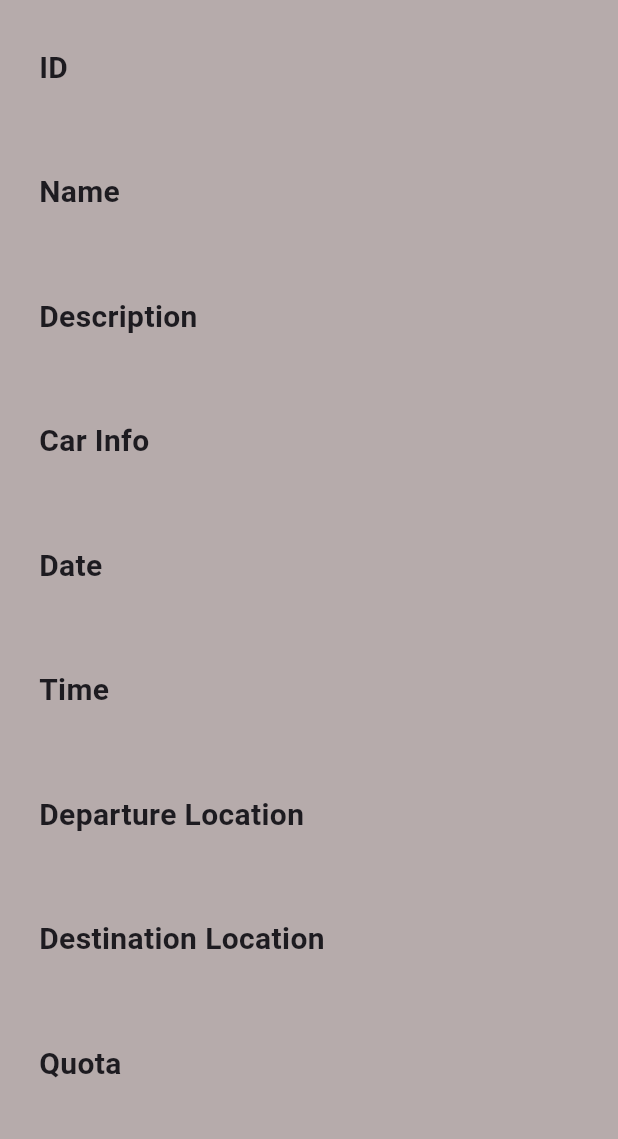
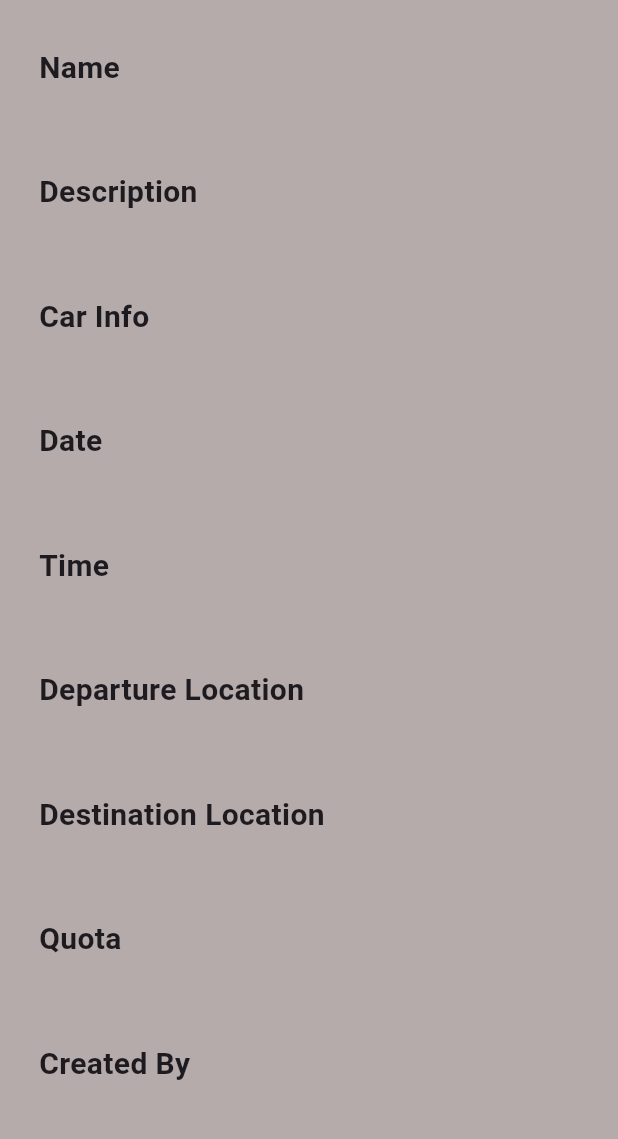
Before and after one commit to OnurAltugg/iztechlife, a Flutter app: the SingleDisplayAnnouncement screen opened directly with empty values, on a phone screen of 412 x 824 dp, the part 71-1210 px from its top. Run offline on Flutter 3.47's test engine with Material 3 defaults, Android fonts, the phone set to English and light mode, and no system bars; our stand-ins replace cloud_firestore, datetime_picker_formfield_new, firebase_auth, firebase_core, fluttertoast, random_string; missing offline and left inert: image_field; accounts and stored records are empty.

Commit message:
add current user to announcements

```diff
--- a/lib/pages/hitchhiking_pages/single_display_announcement.dart
+++ b/lib/pages/hitchhiking_pages/single_display_announcement.dart
@@ -2,11 +2,12 @@ import 'package:flutter/cupertino.dart';
 import 'package:flutter/material.dart';
 
 class SingleDisplayAnnouncement extends StatelessWidget {
-  final String id, name, description, car_info, date, time, departure, destination, quota;
+  final String user_name, user_email, name, description, car_info, date, time, departure, destination, quota;
 
   const SingleDisplayAnnouncement({
     super.key,
-    required this.id,
+    required this.user_name,
+    required this.user_email,
     required this.name,
     required this.description,
     required this.car_info,
@@ -49,8 +50,6 @@ class SingleDisplayAnnouncement extends StatelessWidget {
           child: Column(
             crossAxisAlignment: CrossAxisAlignment.start,
             children: [
-              _buildText("ID", id),
-              const SizedBox(height: 15.0),
               _buildText("Name", name),
               const SizedBox(height: 15.0),
               _buildText("Description", description),
@@ -66,6 +65,10 @@ class SingleDisplayAnnouncement extends StatelessWidget {
               _buildText("Destination Location", destination),
               const SizedBox(height: 15.0),
               _buildText("Quota", quota),
+              const SizedBox(height: 15.0),
+              _buildText("Created By", user_name),
+              const SizedBox(height: 15.0),
+              _buildText("Email", user_email),
             ],
           ),
         ),
--- a/lib/service/hitchhiking_get_data/get_data.dart
+++ b/lib/service/hitchhiking_get_data/get_data.dart
@@ -26,7 +26,8 @@ class GetData extends StatelessWidget {
                   Navigator.of(context).push(
                     MaterialPageRoute(
                       builder: (context) => SingleDisplayAnnouncement(
-                        id: data['id'],
+                        user_name: data['user_name'],
+                        user_email: data['user_email'],
                         name: data['name'],
                         description: data['description'],
                         car_info: data['car_info'],
@@ -42,7 +43,7 @@ class GetData extends StatelessWidget {
                 child: Column(
                   children: [
                     Text("Name: ${data['name']}"),
-                    Text("Created By: ${data['id']}"),
+                    Text("Created By: ${data['user_name']}"),
                   ],
                 ));
           }
```
Also changed, not shown: lib/auth/signup_screen.dart (+16 -2 lines), lib/pages/hitchhiking_pages/create_announcement.dart (+31 -0 lines).
